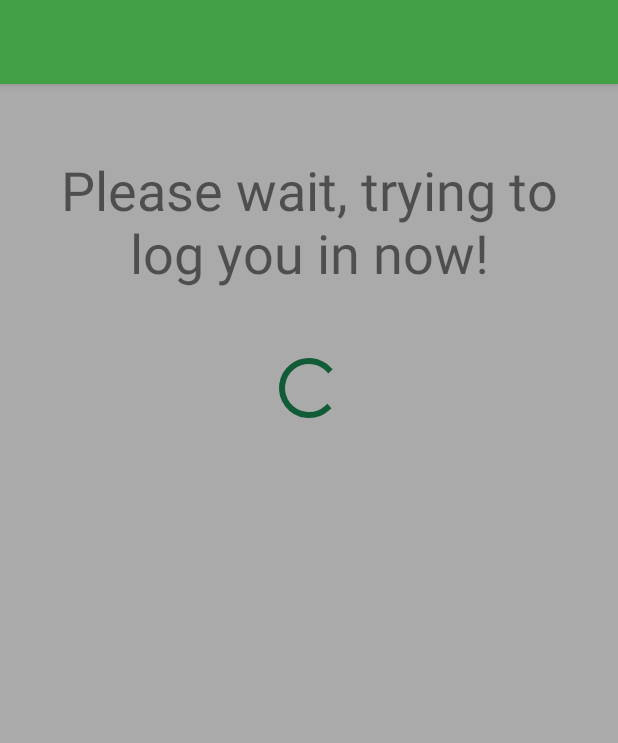
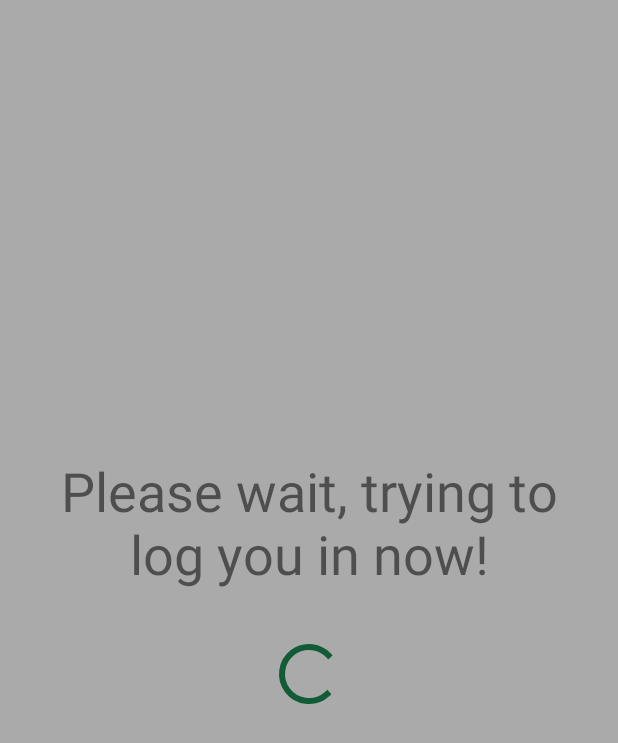
Before and after one commit to chaosking121/mal.moe, an Android app: the screen it shows after launch (MainActivity), on a phone screen of 412 x 824 dp. Shown: the top 743 px of the screen. Run offline under Robolectric (Android 15) with nearby library versions, the phone set to English and light mode, and no system bars; 4 statements that could not run were skipped.

Commit message:
Minor QOL layout changes.

```diff
--- a/app/src/main/java/moe/mal/waifus/activity/MainActivity.java
+++ b/app/src/main/java/moe/mal/waifus/activity/MainActivity.java
@@ -34,7 +34,7 @@ public class MainActivity extends AuthActivity {
     @Override
     protected void onCreate(Bundle savedInstanceState) {
         super.onCreate(savedInstanceState);
-        setContentView(R.layout.activity_main);
+        setContentView(R.layout.content_main);
 
         // Instance state
         if (savedInstanceState != null) {
--- a/app/src/main/res/layout/content_main.xml
+++ b/app/src/main/res/layout/content_main.xml
@@ -11,17 +11,15 @@
     android:paddingTop="@dimen/activity_vertical_margin"
     app:layout_behavior="@string/appbar_scrolling_view_behavior"
     tools:context="moe.mal.waifus.activity.MainActivity"
-    tools:showIn="@layout/app_bar_main"
+    android:gravity="center"
     android:background="@color/colorBackgroundGray">
 
-    <ProgressBar
-        style="?android:attr/progressBarStyle"
+    <LinearLayout
         android:layout_width="wrap_content"
         android:layout_height="wrap_content"
-        android:layout_below="@+id/hello_world"
-        android:layout_centerHorizontal="true"
-        android:layout_marginTop="42dp"
-        android:id="@+id/progressBar2" />
+        android:layout_gravity="center"
+        android:orientation="vertical"
+        tools:ignore="UselessParent">
 
         <TextView
             android:layout_width="wrap_content"
@@ -31,7 +29,16 @@
             android:typeface="normal"
             android:textSize="36sp"
             android:textAlignment="center"
-        android:layout_alignParentTop="true"
-        android:layout_alignParentStart="true"
-        android:layout_marginTop="30dp" />
+            android:layout_gravity="center" />
+
+        <ProgressBar
+            style="?android:attr/progressBarStyle"
+            android:layout_width="wrap_content"
+            android:layout_height="wrap_content"
+            android:layout_gravity="center"
+            android:layout_marginTop="32dp"
+            android:layout_marginBottom="48dp"
+            android:id="@+id/progressBar" />
+
+    </LinearLayout>
 </RelativeLayout>
```
Also changed, not shown: app/src/main/AndroidManifest.xml (+9 -5 lines), app/src/main/res/layout/waifu_entry.xml (+4 -3 lines), app/src/main/res/values/strings.xml (+1 -7 lines). Lines whose indentation alone changed are shown as unchanged.
